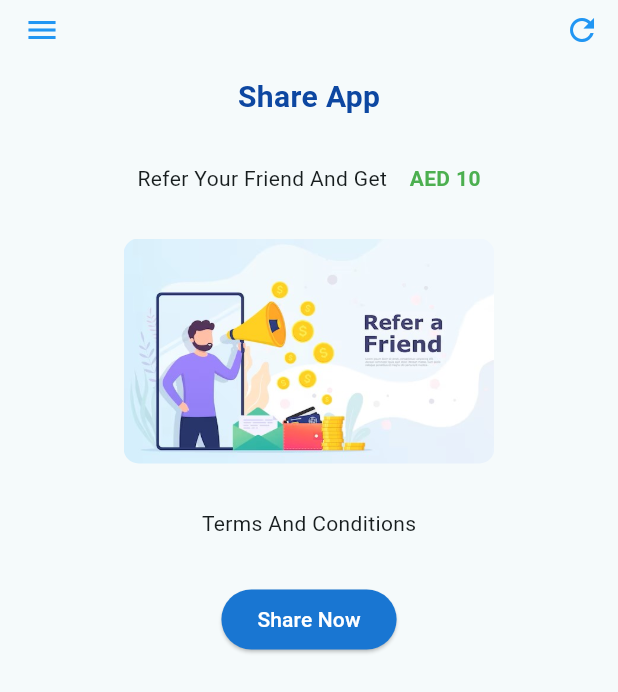
After one commit to abhisheksr227/integrate3_screen, a Flutter app: the ShareScreen screen opened directly, on a phone screen of 412 x 824 dp. The commit adds this screen. Shown: the top 692 px of the screen. Run offline on Flutter 3.47's test engine with Material 2 defaults, Android fonts, the phone set to English and light mode, and no system bars; our stand-ins replace charts_flutter, dots_indicator, fl_chart, google_maps_flutter, pie_chart, share_plus and 1 more; missing offline and left inert: another_stepper; network calls fail.

Commit message:
git commit -m "second commit"

```diff
--- a/lib/Customers/Invoice.dart
+++ b/lib/Customers/Invoice.dart
@@ -122,7 +122,7 @@ class _InvoiceState extends State<Invoice> {
             SizedBox(
               height: MediaQuery.of(context).size.height*0.64,
               child: ListView.builder(
-                itemCount: 6,
+                itemCount: 1,
                 itemBuilder: (BuildContext context, int index) {
                   final isSelected = selectedRows.contains(index);
                   return
@@ -180,7 +180,7 @@ class _InvoiceState extends State<Invoice> {
                                       child: Row(
                                         children: [
                                           Text('Balance : '),
-                                          Text('50'),
+                                          Text('20'),
                                         ],
                                       ),
                                     ),
--- /dev/null
+++ b/lib/Customers/Share_screen.dart
@@ -0,0 +1,80 @@
+import 'package:flutter/cupertino.dart';
+import 'package:flutter/material.dart';
+import 'package:share_plus/share_plus.dart';
+
+class ShareScreen extends StatefulWidget {
+  const ShareScreen({Key? key}) : super(key: key);
+
+  @override
+  State<ShareScreen> createState() => _ShareScreenState();
+}
+
+class _ShareScreenState extends State<ShareScreen> {
+  @override
+  Widget build(BuildContext context) {
+    return SafeArea(
+        child: Scaffold(
+          appBar: AppBar(
+            leading: Padding(
+              padding: const EdgeInsets.only(bottom: 30),
+              child: IconButton(
+                onPressed: () {},
+                icon: const Icon(Icons.menu, color: Colors.blue),
+              ),
+            ),
+            actions: [
+              Padding(
+                padding: const EdgeInsets.only(bottom: 30),
+                child: IconButton(
+                    onPressed: () {},
+                    icon: const Icon(
+                      Icons.refresh_outlined,
+                      color: Colors.blue,
+                    )),
+              )
+            ],
+            toolbarHeight: 50,
+          ),
+          body: SingleChildScrollView(
+            child: Column(
+              children: [
+                Center(
+                  child: Text('Share App',
+                    style: TextStyle(
+                        fontWeight: FontWeight.bold,
+                        fontSize: 20,
+                        color: Colors.blue[900]
+                    ),),
+                ),
+                SizedBox(height: 30,),
+                Row(mainAxisAlignment: MainAxisAlignment.center,
+                  children: [
+                    Text('Refer Your Friend And Get'),
+                    SizedBox(width: 15,),
+                    Text('AED 10',style: TextStyle(fontWeight: FontWeight.bold,color: Colors.green),)
+                  ],
+                ),
+                SizedBox(height: 30,),
+                Container(
+                  decoration: BoxDecoration(borderRadius: BorderRadius.circular(10)),
+                  height: 150,
+                  width: MediaQuery.of(context).size.width*0.6,
+                  child: ClipRRect(
+                    borderRadius: BorderRadius.circular(10),
+                      child: Image.asset('Assets/Images/Share.jpg',fit: BoxFit.fill,)),
+                ),
+                SizedBox(height: 30,),
+                Text('Terms And Conditions'),
+                SizedBox(height: 30,),
+                ElevatedButton(onPressed: () {
+                  Share.share('Check Out this new Laundry App');
+                },
+                  child: Text('Share Now',style: TextStyle(color: Colors.white),),
+                  style: ButtonStyle(backgroundColor: MaterialStateProperty.all(Colors.blue[700])),
+                ),
+              ],
+            ),
+          ),
+        ));
+  }
+}
--- a/lib/Picker_App/screens/item_wise_order_report.dart
+++ b/lib/Picker_App/screens/item_wise_order_report.dart
@@ -2,10 +2,8 @@ import 'package:flutter/material.dart';
 
 import '../src/colors.dart';
 import '../src/dimen.dart';
-import '../src/textString.dart';
 import '../util/appBar.dart';
 import '../util/bottom_navigation_bar.dart';
-import '../util/custom_shape.dart';
 import '../util/drawer.dart';
 
 class ItemWiseReportScreen extends StatefulWidget {
--- a/pubspec.yaml
+++ b/pubspec.yaml
@@ -44,6 +44,7 @@ dependencies:
   # The following adds the Cupertino Icons font to your application.
   # Use with the CupertinoIcons class for iOS style icons.
   cupertino_icons: ^1.0.2
+  share_plus: ^7.0.2
 
 dev_dependencies:
   flutter_test:
@@ -85,6 +86,7 @@ flutter:
     - Assets/Images/icon8.png
     - Assets/Images/logo.png
     - Assets/Images/vector_new.png
+    - Assets/Images/Share.jpg
   #   - images/a_dot_burr.jpeg
   #   - images/a_dot_ham.jpeg
 
```
Also changed, not shown: lib/Customers/Complaint.dart (+11 -7 lines), lib/Customers/Customer_Home.dart (+54 -8 lines), lib/Loginscreen.dart (+7 -7 lines), lib/Service_Staff/Service_staff_dashboard_75.dart (+70 -4 lines), Assets/Images/Share.jpg (added), pubspec.lock, 5 other files.
